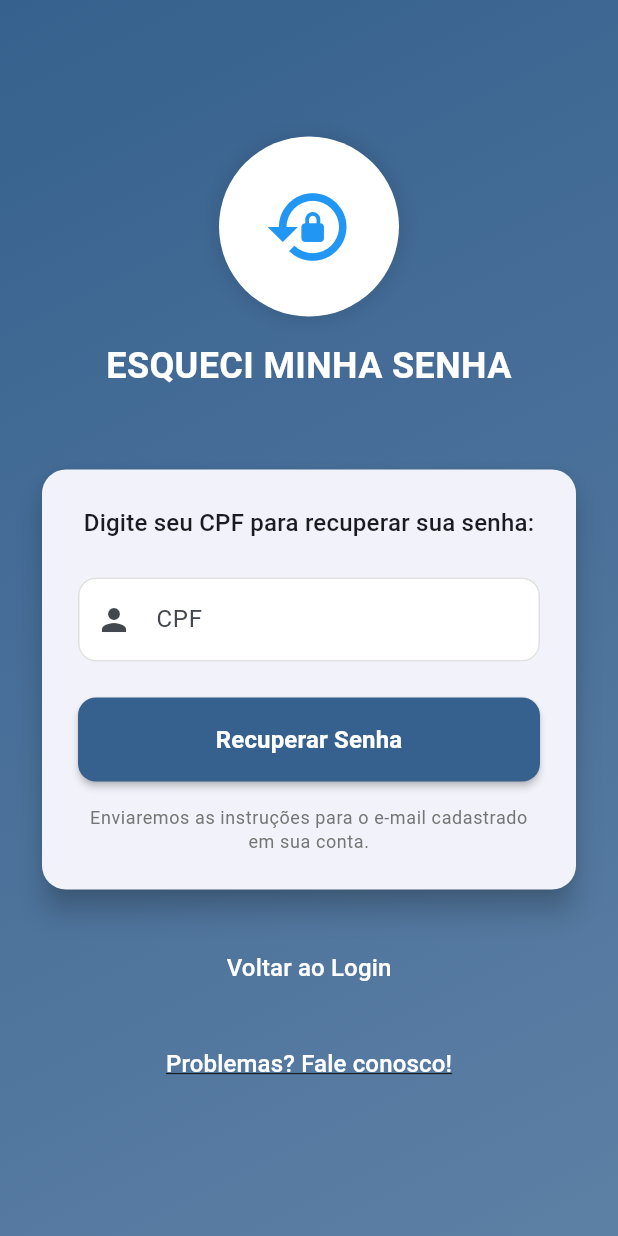
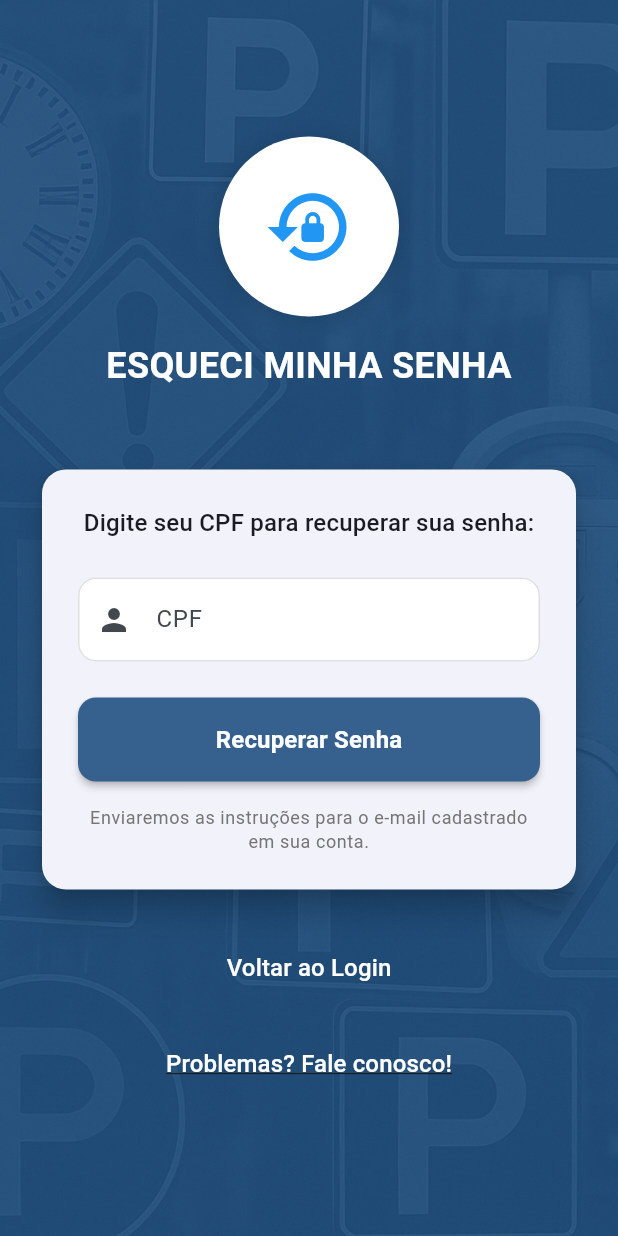
Before and after one commit to rdtecnologia/rotativo, a Flutter app: the screen it shows after launch, after a tap on "Esqueceu sua senha?", on a phone screen of 412 x 824 dp. Run offline on Flutter 3.47's test engine with Material 3 defaults, Android fonts, the phone set to English and light mode, and no system bars; drawn by our look-alikes of flutter_form_builder; our stand-ins replace dio, flutter_riverpod, flutter_secure_storage, fluttertoast, form_builder_validators, geolocator and 4 more; missing offline and left inert: syncfusion_flutter_pdfviewer; network calls fail.

Commit message:
Add background image functionality for login screens
- Created `BACKGROUND_SETUP_GUIDE.md` for instructions on setting up the background image.
- Updated `pubspec.yaml` to include the new image assets directory.
- Implemented `ParkingBackground` widget to use an image instead of a custom drawing for the login and forgot password screens.
- Added `README.md` in the assets/images directory with usage instructions.
- Introduced a script (`add_background_image.sh`) to facilitate adding the background image.
- Enhanced UI consistency by applying a gradient overlay on the background image for better text readability.

```diff
--- a/lib/screens/auth/forgot_password_screen.dart
+++ b/lib/screens/auth/forgot_password_screen.dart
@@ -5,6 +5,7 @@ import 'package:fluttertoast/fluttertoast.dart';
 import '../../providers/auth_provider.dart';
 import '../../utils/validators.dart';
 import '../../utils/formatters.dart';
+import '../../widgets/parking_background.dart';
 import '../widgets/loading_button.dart';
 import '../widgets/app_text_field.dart';
 
@@ -70,17 +71,9 @@ class _ForgotPasswordScreenState extends ConsumerState<ForgotPasswordScreen> {
     final authState = ref.watch(authProvider);
 
     return Scaffold(
-      body: Container(
-        decoration: BoxDecoration(
-          gradient: LinearGradient(
-            begin: Alignment.topLeft,
-            end: Alignment.bottomRight,
-            colors: [
-              Theme.of(context).primaryColor,
-              Theme.of(context).primaryColor.withValues(alpha: 0.8),
-            ],
-          ),
-        ),
+      body: ParkingBackground(
+        primaryColor: Theme.of(context).primaryColor,
+        opacity: 0.25,
         child: SafeArea(
           child: Center(
             child: SingleChildScrollView(
--- a/lib/screens/auth/login_screen.dart
+++ b/lib/screens/auth/login_screen.dart
@@ -3,10 +3,10 @@ import 'package:flutter_riverpod/flutter_riverpod.dart';
 import 'package:flutter_form_builder/flutter_form_builder.dart';
 import 'package:fluttertoast/fluttertoast.dart';
 import '../../config/dynamic_app_config.dart';
-import '../../models/auth_models.dart';
 import '../../providers/auth_provider.dart';
 import '../../utils/validators.dart';
 import '../../utils/formatters.dart';
+import '../../widgets/parking_background.dart';
 import '../widgets/loading_button.dart';
 import '../widgets/app_text_field.dart';
 import 'register_screen.dart';
@@ -64,17 +64,9 @@ class _LoginScreenState extends ConsumerState<LoginScreen> {
     final authState = ref.watch(authProvider);
 
     return Scaffold(
-      body: Container(
-        decoration: BoxDecoration(
-          gradient: LinearGradient(
-            begin: Alignment.topLeft,
-            end: Alignment.bottomRight,
-            colors: [
-              Theme.of(context).primaryColor,
-              Theme.of(context).primaryColor.withValues(alpha: 0.8),
-            ],
-          ),
-        ),
+      body: ParkingBackground(
+        primaryColor: Theme.of(context).primaryColor,
+        opacity: 0.25,
         child: SafeArea(
           child: Center(
             child: SingleChildScrollView(
@@ -128,7 +120,8 @@ class _LoginScreenState extends ConsumerState<LoginScreen> {
 
                 // Login Form
                 Card(
-                    elevation: 8,
+                  elevation: 0,
+                  color: Colors.white10.withValues(alpha: 0.4),
                   shape: RoundedRectangleBorder(
                     borderRadius: BorderRadius.circular(16),
                   ),
@@ -141,7 +134,11 @@ class _LoginScreenState extends ConsumerState<LoginScreen> {
                         children: [
                           Text(
                             'Faça login na sua conta',
-                              style: Theme.of(context).textTheme.titleLarge,
+                            style: const TextStyle(
+                            fontSize: 18,
+                            fontWeight: FontWeight.bold,
+                            color: Colors.white,
+                          ),
                             textAlign: TextAlign.center,
                           ),
 
@@ -149,9 +146,11 @@ class _LoginScreenState extends ConsumerState<LoginScreen> {
 
                           Text(
                             'Digite suas credenciais para acessar',
-                              style: Theme.of(context).textTheme.bodyMedium?.copyWith(
-                                color: Colors.grey.shade600,
+                            style: const TextStyle(
+                            fontSize: 14,
+                            color: Colors.white,
                           ),
+
                             textAlign: TextAlign.center,
                           ),
 
@@ -165,6 +164,7 @@ class _LoginScreenState extends ConsumerState<LoginScreen> {
                             inputFormatters: [AppFormatters.cpfFormatter],
                             validator: AppValidators.validateCPF,
                             prefixIcon: const Icon(Icons.person),
+                            fillColor: Colors.white.withAlpha(100),
                           ),
 
                           const SizedBox(height: 16),
@@ -176,6 +176,7 @@ class _LoginScreenState extends ConsumerState<LoginScreen> {
                             obscureText: true,
                             validator: AppValidators.validatePassword,
                             prefixIcon: const Icon(Icons.lock),
+                             fillColor: Colors.white.withAlpha(100),
                          ),
 
                           const SizedBox(height: 24),
@@ -210,7 +211,7 @@ class _LoginScreenState extends ConsumerState<LoginScreen> {
                                 children: [
                                   const TextSpan(
                                     text: 'Não tem uma conta? ',
-                                      style: TextStyle(color: Colors.grey),
+                                    style: TextStyle(color: Colors.white60),
                                   ),
                                   TextSpan(
                                     text: 'Cadastre-se',
@@ -255,7 +256,7 @@ class _LoginScreenState extends ConsumerState<LoginScreen> {
           ),
         ),
       ),
-      ),
+      )
     );
   }
 }
--- a/lib/screens/widgets/app_text_field.dart
+++ b/lib/screens/widgets/app_text_field.dart
@@ -16,6 +16,7 @@ class AppTextField extends StatelessWidget {
   final int? maxLines;
   final TextCapitalization textCapitalization;
   final String? initialValue;
+  final Color? fillColor; // Nova propriedade para cor de fundo personalizada
 
   const AppTextField({
     super.key,
@@ -32,6 +33,7 @@ class AppTextField extends StatelessWidget {
     this.maxLines = 1,
     this.textCapitalization = TextCapitalization.none,
     this.initialValue,
+    this.fillColor, // Nova propriedade opcional
   });
 
   @override
@@ -76,7 +78,7 @@ class AppTextField extends StatelessWidget {
           ),
         ),
         filled: true,
-        fillColor: enabled ? Colors.white : Colors.grey.shade100,
+        fillColor: fillColor ?? (enabled ? Colors.white : Colors.grey.shade100), // Usa cor personalizada ou padrão
         contentPadding: const EdgeInsets.symmetric(
           horizontal: 16,
           vertical: 16,
--- /dev/null
+++ b/lib/widgets/parking_background.dart
@@ -0,0 +1,51 @@
+import 'package:flutter/material.dart';
+
+class ParkingBackground extends StatelessWidget {
+  final Widget child;
+  final Color? primaryColor;
+  final double opacity;
+
+  const ParkingBackground({
+    Key? key,
+    required this.child,
+    this.primaryColor,
+    this.opacity = 0.3,
+  }) : super(key: key);
+
+  @override
+  Widget build(BuildContext context) {
+    final color = primaryColor ?? Theme.of(context).primaryColor;
+
+    return Stack(
+      children: [
+        // Background image
+        Container(
+          decoration: const BoxDecoration(
+            image: DecorationImage(
+              image: AssetImage('assets/images/parking_background.png'),
+              fit: BoxFit.cover,
+            ),
+          ),
+        ),
+        // Color overlay + child
+        Positioned.fill(
+          child: Container(
+            decoration: BoxDecoration(
+              gradient: LinearGradient(
+                begin: Alignment.topLeft,
+                end: Alignment.bottomRight,
+                colors: [
+                  color.withOpacity((opacity).clamp(0.0, 1.0)),
+                  color.withOpacity((opacity * 0.7).clamp(0.0, 1.0)),
+                ],
+              ),
+            ),
+            child: SafeArea(
+              child: child,
+            ),
+          ),
+        ),
+      ],
+    );
+  }
+}
--- a/pubspec.yaml
+++ b/pubspec.yaml
@@ -63,6 +63,7 @@ flutter:
 
   # Assets
   assets:
+    - assets/images/
     - assets/config/cities/
     - assets/config/cities/Main/
     - assets/config/cities/PatosDeMinas/
```
Also changed, not shown: lib/main.dart (+9 -1 lines), lib/providers/active_activations_provider.dart (+6 -19 lines), lib/widgets/parking_background_painter.dart (added, +287 -0 lines), lib/widgets/parking_timer.dart (+16 -7 lines), assets/images/parking_background.png (added), 4 other files. Lines whose indentation alone changed are shown as unchanged.
